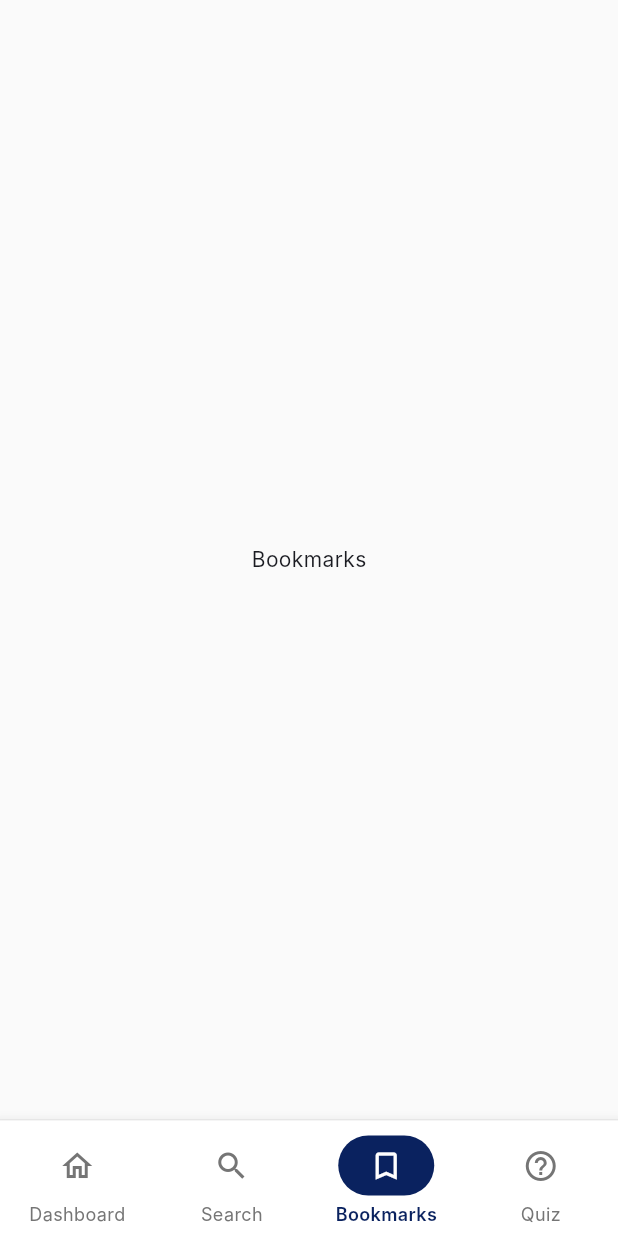
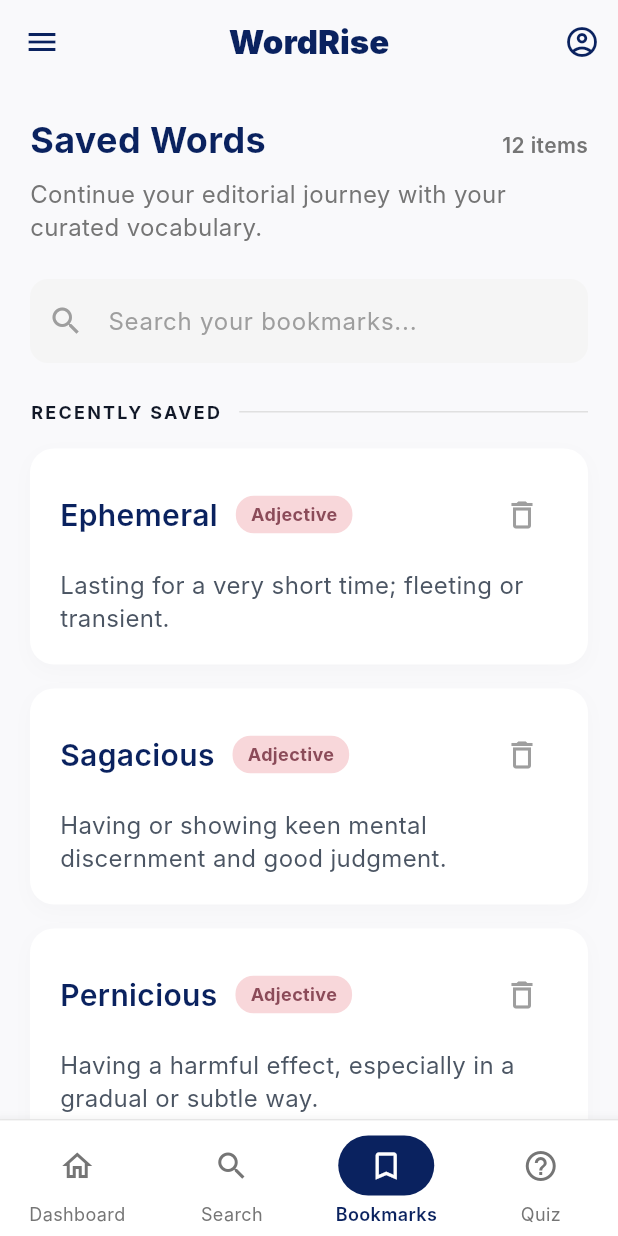
Before and after one commit to toyyibahnovianti-pixel/tugas_uas_mobile-programming, a Flutter app: the screen it shows after launch, item 3 of the bottom bar chosen, on a phone screen of 412 x 824 dp. Run offline on Flutter 3.47's test engine with Material 3 defaults, Android fonts, the phone set to English and light mode, and no system bars; Roboto replaces fonts that are missing (Inter).

Commit message:
membuat file baru yaitu bookmarks_screen.dart dan memperbarui main.dart

```diff
--- /dev/null
+++ b/lib/bookmarks_screen.dart
@@ -0,0 +1,258 @@
+import 'package:flutter/material.dart';
+
+class BookmarksScreen extends StatelessWidget {
+  const BookmarksScreen({super.key});
+
+  @override
+  Widget build(BuildContext context) {
+    return Scaffold(
+      backgroundColor: const Color(0xFFF9F9FB),
+      appBar: AppBar(
+        backgroundColor: Colors.transparent,
+        elevation: 0,
+        leading: IconButton(
+          icon: const Icon(Icons.menu, color: Color(0xFF0A225F)),
+          onPressed: () {},
+        ),
+        title: const Text(
+          'WordRise',
+          style: TextStyle(
+            color: Color(0xFF0A225F),
+            fontWeight: FontWeight.w900,
+            fontSize: 22,
+          ),
+        ),
+        centerTitle: true,
+        actions: [
+          IconButton(
+            icon: const Icon(Icons.account_circle_outlined, color: Color(0xFF0A225F)),
+            onPressed: () {},
+          ),
+        ],
+      ),
+      body: SingleChildScrollView(
+        padding: const EdgeInsets.all(20.0),
+        child: Column(
+          crossAxisAlignment: CrossAxisAlignment.start,
+          children: [
+            // Header Row
+            Row(
+              mainAxisAlignment: MainAxisAlignment.spaceBetween,
+              crossAxisAlignment: CrossAxisAlignment.baseline,
+              textBaseline: TextBaseline.alphabetic,
+              children: [
+                const Text(
+                  'Saved Words',
+                  style: TextStyle(
+                    fontSize: 24,
+                    fontWeight: FontWeight.bold,
+                    color: Color(0xFF0A225F),
+                  ),
+                ),
+                Text(
+                  '12 items',
+                  style: TextStyle(
+                    fontSize: 14,
+                    color: Colors.grey.shade600,
+                    fontWeight: FontWeight.w600,
+                  ),
+                ),
+              ],
+            ),
+            const SizedBox(height: 8),
+            Text(
+              'Continue your editorial journey with your curated vocabulary.',
+              style: TextStyle(
+                fontSize: 16,
+                color: Colors.grey.shade600,
+                height: 1.4,
+              ),
+            ),
+            const SizedBox(height: 24),
+            // Search Bar
+            Container(
+              decoration: BoxDecoration(
+                color: Colors.grey.shade100,
+                borderRadius: BorderRadius.circular(12),
+              ),
+              child: const TextField(
+                decoration: InputDecoration(
+                  hintText: 'Search your bookmarks...',
+                  hintStyle: TextStyle(color: Colors.grey),
+                  prefixIcon: Icon(Icons.search, color: Colors.grey),
+                  border: InputBorder.none,
+                  contentPadding: EdgeInsets.symmetric(vertical: 16),
+                ),
+              ),
+            ),
+            const SizedBox(height: 24),
+            // Section Divider
+            Row(
+              children: [
+                const Text(
+                  'RECENTLY SAVED',
+                  style: TextStyle(
+                    fontSize: 12,
+                    fontWeight: FontWeight.bold,
+                    letterSpacing: 1.5,
+                    color: Color(0xFF111827),
+                  ),
+                ),
+                const SizedBox(width: 12),
+                Expanded(
+                  child: Divider(
+                    color: Colors.grey.shade300,
+                    thickness: 1,
+                  ),
+                ),
+              ],
+            ),
+            const SizedBox(height: 16),
+            // Word List
+            _buildSavedWordCard(
+              word: 'Ephemeral',
+              type: 'Adjective',
+              definition: 'Lasting for a very short time; fleeting or transient.',
+            ),
+            _buildSavedWordCard(
+              word: 'Sagacious',
+              type: 'Adjective',
+              definition: 'Having or showing keen mental discernment and good judgment.',
+            ),
+            _buildSavedWordCard(
+              word: 'Pernicious',
+              type: 'Adjective',
+              definition: 'Having a harmful effect, especially in a gradual or subtle way.',
+            ),
+            const SizedBox(height: 12),
+            // Offline Access Card
+            Container(
+              padding: const EdgeInsets.all(20),
+              decoration: BoxDecoration(
+                color: const Color(0xFF051747), // Dark blue
+                borderRadius: BorderRadius.circular(16),
+              ),
+              child: Row(
+                children: [
+                  Container(
+                    padding: const EdgeInsets.all(12),
+                    decoration: BoxDecoration(
+                      color: Colors.white.withOpacity(0.1),
+                      shape: BoxShape.circle,
+                    ),
+                    child: const Icon(
+                      Icons.check_circle_outline,
+                      color: Colors.white,
+                      size: 28,
+                    ),
+                  ),
+                  const SizedBox(width: 16),
+                  Expanded(
+                    child: Column(
+                      crossAxisAlignment: CrossAxisAlignment.start,
+                      children: [
+                        const Text(
+                          'Offline Access Active',
+                          style: TextStyle(
+                            color: Colors.white,
+                            fontWeight: FontWeight.bold,
+                            fontSize: 14,
+                          ),
+                        ),
+                        const SizedBox(height: 4),
+                        Text(
+                          'All 12 words are saved to your device for studying without internet connection.',
+                          style: TextStyle(
+                            color: Colors.white.withOpacity(0.7),
+                            fontSize: 12,
+                            height: 1.4,
+                          ),
+                        ),
+                      ],
+                    ),
+                  ),
+                ],
+              ),
+            ),
+            const SizedBox(height: 24),
+          ],
+        ),
+      ),
+    );
+  }
+
+  Widget _buildSavedWordCard({
+    required String word,
+    required String type,
+    required String definition,
+  }) {
+    return Container(
+      margin: const EdgeInsets.only(bottom: 16),
+      padding: const EdgeInsets.all(20),
+      decoration: BoxDecoration(
+        color: Colors.white,
+        borderRadius: BorderRadius.circular(16),
+        boxShadow: [
+          BoxShadow(
+            color: Colors.black.withOpacity(0.02),
+            blurRadius: 10,
+            offset: const Offset(0, 4),
+          ),
+        ],
+      ),
+      child: Column(
+        crossAxisAlignment: CrossAxisAlignment.start,
+        children: [
+          Row(
+            mainAxisAlignment: MainAxisAlignment.spaceBetween,
+            children: [
+              Row(
+                children: [
+                  Text(
+                    word,
+                    style: const TextStyle(
+                      fontSize: 20,
+                      fontWeight: FontWeight.w600,
+                      color: Color(0xFF0A225F),
+                    ),
+                  ),
+                  const SizedBox(width: 12),
+                  Container(
+                    padding: const EdgeInsets.symmetric(horizontal: 10, vertical: 4),
+                    decoration: BoxDecoration(
+                      color: const Color(0xFFF8D7DA),
+                      borderRadius: BorderRadius.circular(12),
+                    ),
+                    child: Text(
+                      type,
+                      style: const TextStyle(
+                        color: Color(0xFF8B4B59),
+                        fontSize: 12,
+                        fontWeight: FontWeight.bold,
+                      ),
+                    ),
+                  ),
+                ],
+              ),
+              IconButton(
+                onPressed: () {},
+                icon: const Icon(Icons.delete_outline, color: Colors.grey),
+                constraints: const BoxConstraints(),
+                padding: EdgeInsets.zero,
+              )
+            ],
+          ),
+          const SizedBox(height: 12),
+          Text(
+            definition,
+            style: const TextStyle(
+              fontSize: 16,
+              color: Color(0xFF4B5563),
+              height: 1.4,
+            ),
+          ),
+        ],
+      ),
+    );
+  }
+}
--- a/lib/main.dart
+++ b/lib/main.dart
@@ -1,5 +1,6 @@
 import 'package:flutter/material.dart';
 import 'word_detail_screen.dart';
+import 'bookmarks_screen.dart';
 
 void main() {
   runApp(const MyApp());
@@ -167,7 +168,7 @@
   final List<Widget> _pages = [
     const Center(child: Text('Dashboard')),
     const HomeScreen(),
-    const Center(child: Text('Bookmarks')),
+    const BookmarksScreen(),
     const Center(child: Text('Quiz')),
   ];
 
```
